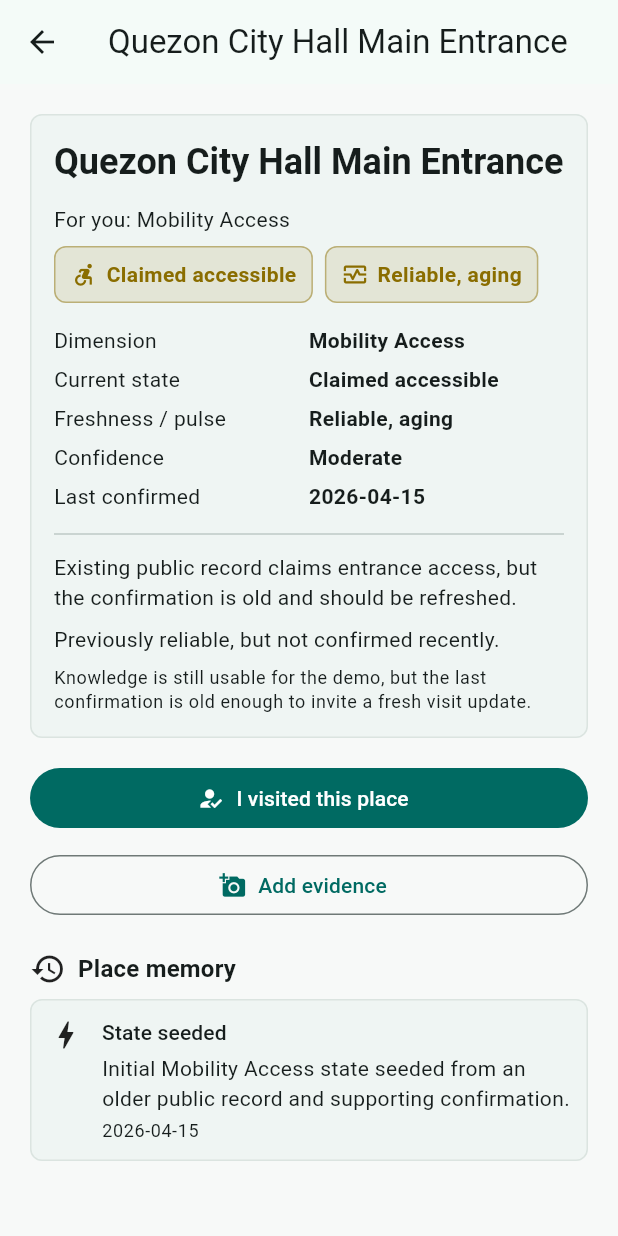
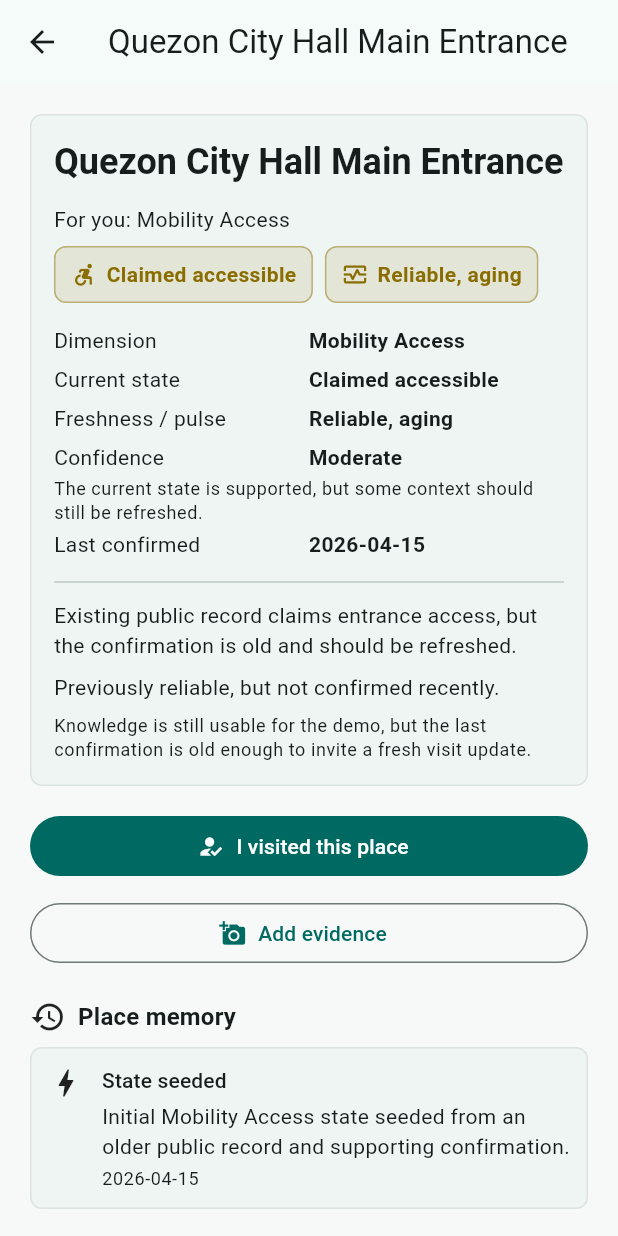
Before and after one commit to Reynard-sys/accesspulse, a Flutter app: the screen it shows after launch, after a tap on "Quezon City Hall Main Entrance", on a phone screen of 412 x 824 dp. Run offline on Flutter 3.47's test engine with Material 3 defaults, Android fonts, the phone set to English and light mode, and no system bars; our stand-ins replace sensors_plus.

Commit message:
feat(final-mvp): polish final mvp demo flow

```diff
--- a/lib/features/institution/institution_flow.dart
+++ b/lib/features/institution/institution_flow.dart
@@ -724,6 +724,10 @@
               label: 'Current state confidence',
               value: _confidenceLevelFromScore(state.confidence).label,
             ),
+            Text(
+              _confidenceExplanationFromScore(accessCase.confidence),
+              style: Theme.of(context).textTheme.bodySmall,
+            ),
             const Divider(height: 24),
             Text(pulseDisplay.explanation),
             if (pulseDisplay.verificationContext != null) ...[
@@ -1368,6 +1372,17 @@
   return ConfidenceLevel.low;
 }
 
+String _confidenceExplanationFromScore(double confidence) {
+  return switch (_confidenceLevelFromScore(confidence)) {
+    ConfidenceLevel.high =>
+      'Evidence is strong enough to support institutional review.',
+    ConfidenceLevel.moderate =>
+      'Evidence supports review, with some uncertainty still visible.',
+    ConfidenceLevel.low =>
+      'Evidence is limited and may need more context before action.',
+  };
+}
+
 ConfidenceLevel _signalConfidenceLevel(BarrierSignal signal) {
   final value = signal.aiExplanation['confidenceLevel'];
   if (value is String) {
--- a/lib/features/public/public_flow.dart
+++ b/lib/features/public/public_flow.dart
@@ -1311,6 +1311,10 @@
                 label: 'Confidence',
                 value: _confidenceLevelFromScore(state.confidence).label,
               ),
+              Text(
+                _confidenceExplanationFromScore(state.confidence),
+                style: Theme.of(context).textTheme.bodySmall,
+              ),
               _MetricRow(
                 label: 'Last confirmed',
                 value: state.lastConfirmedAt == null
@@ -1462,6 +1466,8 @@
               label: 'Evidence readiness',
               value: assessment.evidenceReadiness.label,
             ),
+            const SizedBox(height: 8),
+            Text(assessment.confidenceExplanation),
             const Divider(height: 24),
             Text(
               'Recommended next step',
@@ -1535,6 +1541,13 @@
               title: 'After submission',
               body:
                   'AccessPulse opens a review case, updates the living state, and keeps official verification separate.',
+            ),
+            const SizedBox(height: 10),
+            _PacketStep(
+              icon: Icons.psychology_alt_outlined,
+              title: 'Confidence',
+              body:
+                  '${assessment.confidenceLevel.label}: ${assessment.confidenceExplanation}',
             ),
             const SizedBox(height: 10),
             _PacketStep(
@@ -1968,6 +1981,17 @@
   return ConfidenceLevel.low;
 }
 
+String _confidenceExplanationFromScore(double confidence) {
+  return switch (_confidenceLevelFromScore(confidence)) {
+    ConfidenceLevel.high =>
+      'Recent evidence strongly supports the current Mobility Access state.',
+    ConfidenceLevel.moderate =>
+      'The current state is supported, but some context should still be refreshed.',
+    ConfidenceLevel.low =>
+      'Current evidence is limited, so this state should be treated cautiously.',
+  };
+}
+
 extension on MemoryEventType {
   String get label {
     return switch (this) {
```
Also changed, not shown: 1 other file.
